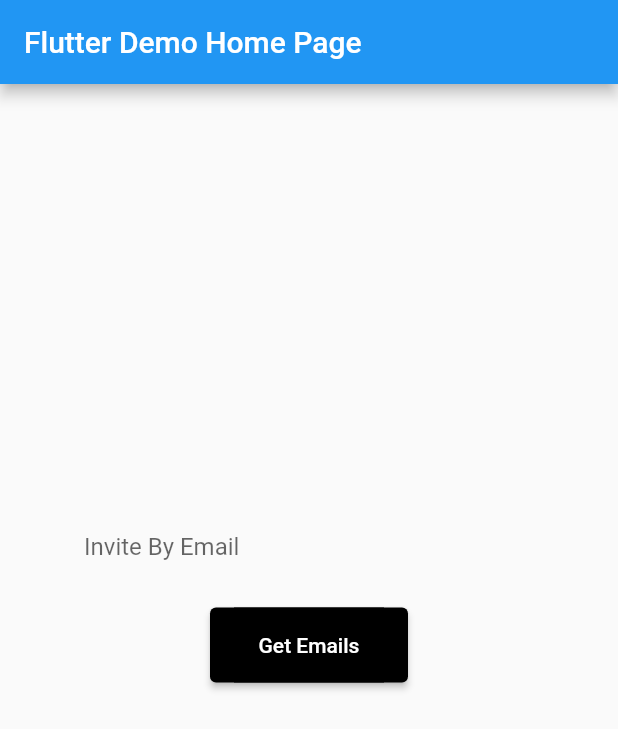
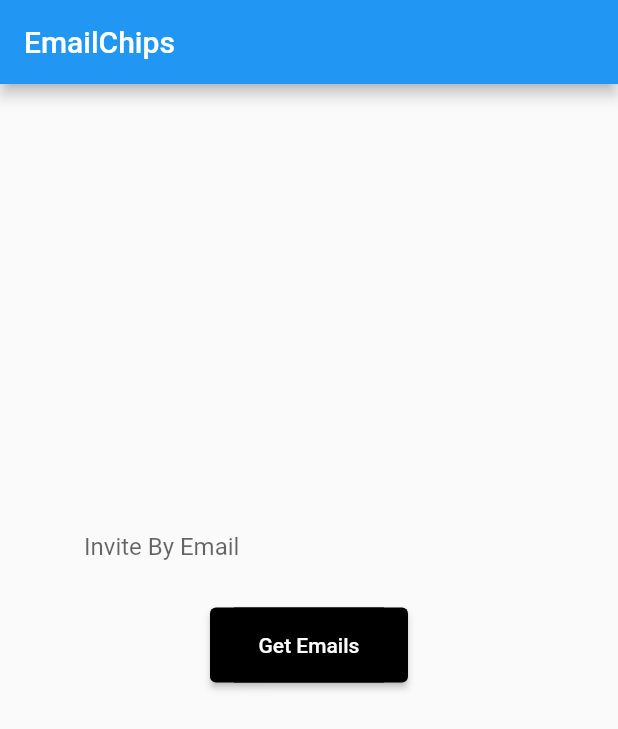
Before and after one commit to umarKhan1/chipemails, a Flutter app: the screen it shows after launch, on a phone screen of 412 x 824 dp. Shown: the top 729 px of the screen. Run offline on Flutter 3.47's test engine with Material 2 defaults, Android fonts, the phone set to English and light mode, and no system bars.

Commit message:
final code

```diff
--- a/example/lib/main.dart
+++ b/example/lib/main.dart
@@ -16,7 +16,7 @@ class MyApp extends StatelessWidget {
       theme: ThemeData(
         primarySwatch: Colors.blue,
       ),
-      home: const MyHomePage(title: 'Flutter Demo Home Page'),
+      home: const MyHomePage(title: 'EmailChips'),
     );
   }
 }
@@ -66,17 +66,17 @@ class _MyHomePageState extends State<MyHomePage> {
           children: [
             EmailChips(
               press: () {
-
                 setState(() {
                   getemail_list = email_list;
                 });
-
               },
               emails: email_list,
               backgroundcolor: Colors.blue,
               editingController: emailcontroller,
             ),
-            SizedBox(height: 30,),
+            SizedBox(
+              height: 30,
+            ),
             Center(
               child: Container(
                 height: 100,
--- a/pubspec.yaml
+++ b/pubspec.yaml
@@ -24,10 +24,8 @@ dev_dependencies:
 flutter:
 
   # To add assets to your package, add an assets section, like this:
-  # assets:
-  #   - images/a_dot_burr.jpeg
-  #   - images/a_dot_ham.jpeg
-  #
+  assets :
+    - assets/
   # For details regarding assets in packages, see
   # https://flutter.dev/assets-and-images/#from-packages
   #
```
Also changed, not shown: assets/vidz.gif (added), 1 other file.
